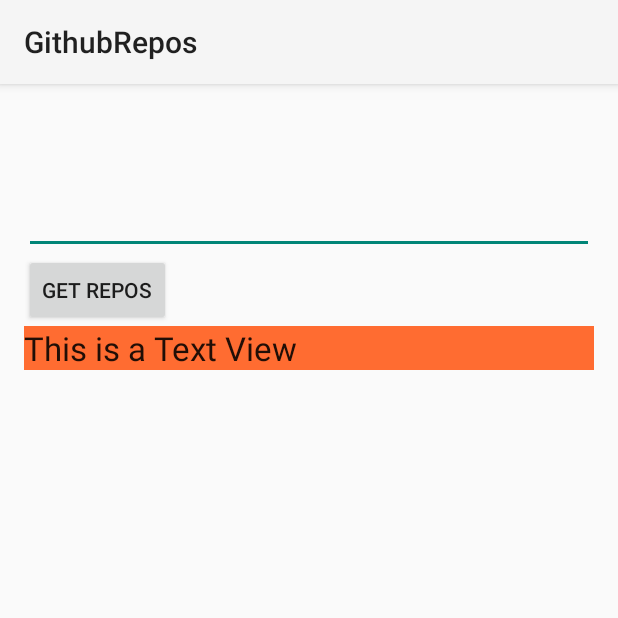
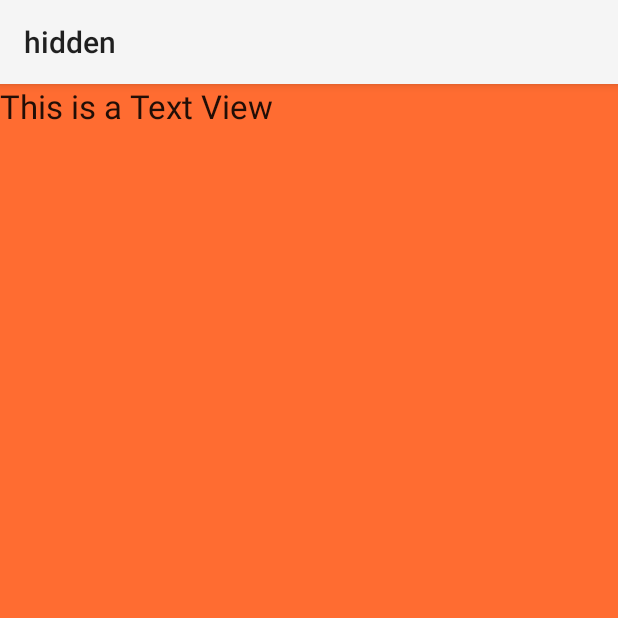
Before and after one commit to moaazkhan/githubrepos, an Android app: the screen it shows after launch (MainActivity before the commit, hidden after it), after a tap on "GET REPOS", on a phone screen of 412 x 824 dp, the top half of it. Run offline under Robolectric (Android 15) with nearby library versions, the phone set to English and light mode, and no system bars; libraries missing offline, so code that uses them is left out: com.loopj.android; 1 statement that could not run was skipped.

Commit message:
new activity

```diff
--- a/app/src/main/java/com/githubrepos/githubrepos/MainActivity.java
+++ b/app/src/main/java/com/githubrepos/githubrepos/MainActivity.java
@@ -1,21 +1,12 @@
 package com.githubrepos.githubrepos;
 
 import android.app.Activity;
+import android.content.Intent;
 import android.os.Bundle;
-import android.text.TextUtils;
 import android.view.View;
 import android.view.View.OnClickListener;
 import android.widget.EditText;
-import android.widget.LinearLayout;
 import android.widget.TextView;
-import android.widget.Toast;
-
-import com.loopj.android.http.JsonHttpResponseHandler;
-
-import org.apache.http.Header;
-import org.json.JSONArray;
-import org.json.JSONException;
-import org.json.JSONObject;
 
 import java.util.ArrayList;
 
@@ -41,103 +32,14 @@ public class MainActivity extends Activity implements OnClickListener{
 
             public void onClick(View view) {
 
-                switch (view.getId()) {
-                    case R.id.button:
-                        //Get References to the TextView
 
                         final EditText edit = (EditText) findViewById(R.id.editText);
                         String a = edit.getText().toString();
                         String path = "/users/" + a + "/repos";
-
-                        Toast.makeText(getApplicationContext(), path, Toast.LENGTH_SHORT).show();
-
-
-                        LinearLayout hiddenLayout = (LinearLayout) findViewById(R.id.hiddenLayout);
-                        if (hiddenLayout == null) {
-                            //Inflate the Hidden Layout Information View
-                            LinearLayout myLayout = (LinearLayout) findViewById(R.id.linearLayout2);
-                            View hiddenInfo = getLayoutInflater().inflate(R.layout.hidden, myLayout, false);
-                            myLayout.addView(hiddenInfo);
-                        }
-                        final TextView ans = (TextView) findViewById(R.id.textView1);
-
-
-
-
-
-
-                        APIClient.get(path, null, new JsonHttpResponseHandler() {
-                            // GET doesnt need params
-                            // BUT IT DOES NEED A PROPER PATH
-
-                            @Override
-                            public void onStart() {
-                                ans.setText("Processing mofo");
-                            }
-
-                            @Override
-                            public void onSuccess(int statusCode, Header[] headers, JSONArray response) {
-                                // 'JSONArray response' because it will be an array of repos
-
-
-                                for (int i = 0; i < response.length(); i++) {
-                                    JSONObject obj = null;
-                                    try {
-                                        obj = response.getJSONObject(i);
-                                    } catch (JSONException e) {
-                                        e.printStackTrace();
-                                    }
-                                    String name = null;
-                                    try {
-                                        name = obj.getString("name");
-                                    } catch (JSONException e) {
-                                        e.printStackTrace();
-                                    }
-
-
-                                    mylist.add(name); //this adds an element to the list.
-
-
-                                }
-                                String x = TextUtils.join("\n", mylist);
-
-                                ans.setText(x);
-
-                                mylist = new ArrayList<String>();
-                            }
-
-                            @Override
-                          //  public void onFailure(int statusCode, Header[] headers, String responseString, Throwable throwable) {
-                                public void onFailure(int statusCode, Header[] headers, Throwable throwable, JSONObject error){
-                                ans.setText("Error:\n\n" + error);
-
-
-                            }
-
-                        });
-
-
-
-
-
-
-
-
-
-
-
-
-
-
-
+                Intent i = new Intent(getApplicationContext(), hidden.class);
+                i.putExtra("new_variable_name",path);
+                startActivity(i);
 
 
                 }
             }
-
-
-
-
-
-
-}
--- /dev/null
+++ b/app/src/main/java/com/githubrepos/githubrepos/hidden.java
@@ -0,0 +1,101 @@
+package com.githubrepos.githubrepos;
+
+import android.app.Activity;
+import android.os.Bundle;
+import android.text.TextUtils;
+import android.widget.TextView;
+
+import com.loopj.android.http.JsonHttpResponseHandler;
+
+import org.apache.http.Header;
+import org.json.JSONArray;
+import org.json.JSONException;
+import org.json.JSONObject;
+
+import java.util.ArrayList;
+
+
+public class hidden extends Activity {
+    ArrayList<String> mylist = new ArrayList<String>();
+    @Override
+    protected void onCreate(Bundle savedInstanceState) {
+        super.onCreate(savedInstanceState);
+        setContentView(R.layout.activity_hidden);
+
+
+        Bundle extras = getIntent().getExtras();
+        if (extras != null) {
+            final String value = extras.getString("new_variable_name");
+
+
+            APIClient.get(value, null, new JsonHttpResponseHandler() {
+                // GET doesnt need params
+                // BUT IT DOES NEED A PROPER PATH
+
+                final TextView ans = (TextView) findViewById(R.id.textView1);
+
+                @Override
+                public void onStart() {
+                    ans.setText("Processing mofo");
+                }
+
+                @Override
+                public void onSuccess(int statusCode, Header[] headers, JSONArray
+                        response) {
+                    // 'JSONArray response' because it will be an array of repos
+
+
+                    for (int i = 0; i < response.length(); i++) {
+                        JSONObject obj = null;
+                        try {
+                            obj = response.getJSONObject(i);
+                        } catch (JSONException e) {
+                            e.printStackTrace();
+                        }
+                        String name = null;
+                        try {
+                            name = obj.getString("name");
+                        } catch (JSONException e) {
+                            e.printStackTrace();
+                        }
+
+
+                        mylist.add(name); //this adds an element to the list.
+
+
+                    }
+                    String x = TextUtils.join("\n", mylist);
+
+                    ans.setText(x);
+
+                    mylist = new ArrayList<String>();
+                }
+
+                @Override
+                //  public void onFailure(int statusCode, Header[] headers, String responseString, Throwable throwable) {
+                public void onFailure(int statusCode, Header[] headers, Throwable throwable, JSONObject error) {
+                    ans.setText("Error:\n\n" + error);
+
+
+                }
+
+            });
+        }
+    }
+
+
+
+
+
+
+
+
+
+
+
+
+
+
+
+
+}
--- /dev/null
+++ b/app/src/main/res/menu/menu_hidden.xml
@@ -0,0 +1,6 @@
+<menu xmlns:android="http://schemas.android.com/apk/res/android"
+    xmlns:tools="http://schemas.android.com/tools"
+    tools:context="com.githubrepos.githubrepos.hidden">
+    <item android:id="@+id/action_settings" android:title="@string/action_settings"
+        android:orderInCategory="100" android:showAsAction="never" />
+</menu>
--- a/app/src/main/res/values/strings.xml
+++ b/app/src/main/res/values/strings.xml
@@ -4,5 +4,6 @@
     <string name="app_name">GithubRepos</string>
     <string name="hello_world">Hello world!</string>
     <string name="action_settings">Settings</string>
+    <string name="title_activity_hidden">hidden</string>
 
 </resources>
```
Also changed, not shown: app/src/main/AndroidManifest.xml (+6 -4 lines), app/src/main/res/layout/activity_hidden.xml (renamed from app/src/main/res/layout/hidden.xml).
